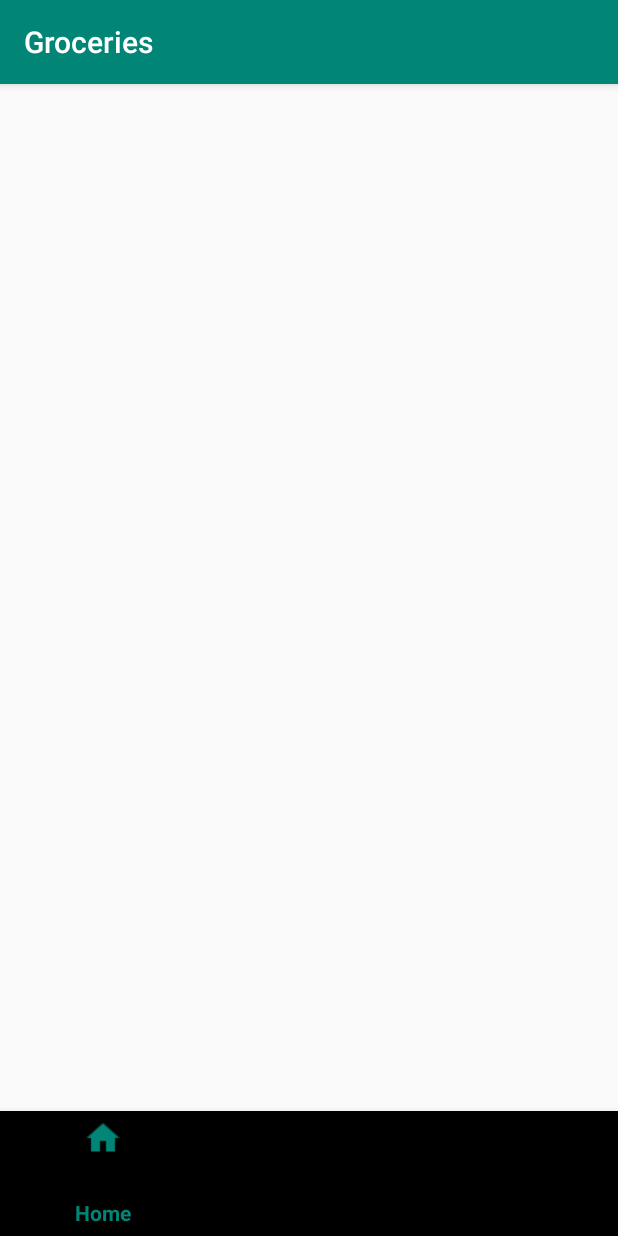
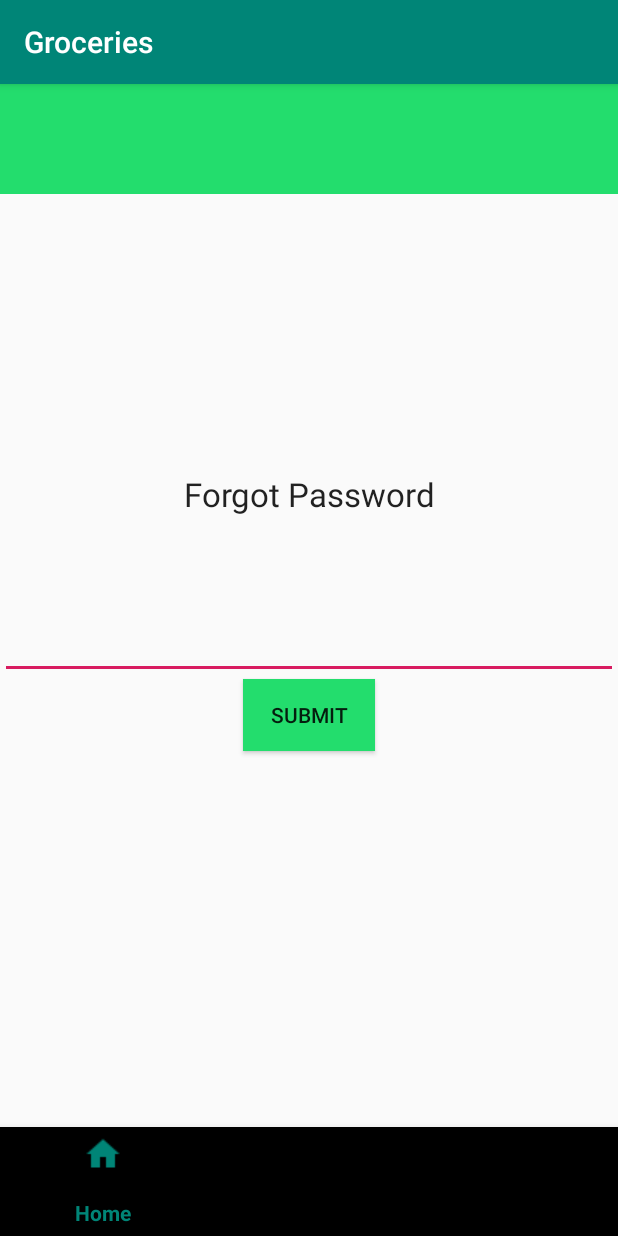
Before and after one commit to sravanrao2/Go-cart, an Android app: the ForgotPassword screen opened directly, with no data from a screen before it, on a phone screen of 412 x 824 dp. Run offline under Robolectric (Android 15) with nearby library versions, the phone set to English and light mode, and no system bars; Roboto replaces fonts that are not available here.

Commit message:
forgot password

```diff
--- a/app/src/main/java/com/example/gorcories/ForgotPassword.java
+++ b/app/src/main/java/com/example/gorcories/ForgotPassword.java
@@ -3,12 +3,23 @@ package com.example.gorcories;
 import androidx.appcompat.app.AppCompatActivity;
 
 import android.os.Bundle;
+import android.view.View;
+import android.widget.Button;
+import android.widget.Toast;
 
-public class ForgotPassword extends AppCompatActivity {
+public class ForgotPassword extends AppCompatActivity implements View.OnClickListener {
+    Button btnSubmit;
 
     @Override
     protected void onCreate(Bundle savedInstanceState) {
         super.onCreate(savedInstanceState);
         setContentView(R.layout.activity_forgot_password);
+        btnSubmit = findViewById(R.id.btnSubmit);
+        btnSubmit.setOnClickListener(this);
+    }
+
+    @Override
+    public void onClick(View v) {
+        Toast.makeText(getApplicationContext(),"Password rsent link has been sent to email",Toast.LENGTH_SHORT).show();
     }
 }
--- a/app/src/main/res/layout/activity_forgot_password.xml
+++ b/app/src/main/res/layout/activity_forgot_password.xml
@@ -10,8 +10,9 @@
     <LinearLayout
         android:layout_width="match_parent"
         android:layout_height="41dp"
+        android:layout_background="#23DD6D"
         android:layout_weight="0.4"
-        android:layout_background="#23DD6D"
+        android:background="#23DD6D"
         android:orientation="horizontal"
         android:weightSum="20">
 
@@ -23,6 +24,58 @@
         android:layout_height="wrap_content"
         android:layout_weight="4.4">
 
+        <LinearLayout
+            android:layout_width="match_parent"
+            android:layout_height="match_parent"
+            android:orientation="vertical">
+
+            <LinearLayout
+                android:layout_width="match_parent"
+                android:layout_height="match_parent"
+                android:layout_weight="1.5"
+                android:orientation="vertical" />
+
+            <LinearLayout
+                android:layout_width="match_parent"
+                android:layout_height="match_parent"
+                android:layout_weight="1"
+                android:orientation="vertical">
+
+                <TextView
+                    android:id="@+id/textView10"
+                    android:layout_width="match_parent"
+                    android:layout_height="88dp"
+                    android:gravity="center"
+                    android:text="Forgot Password"
+                    android:textAppearance="@style/TextAppearance.AppCompat.Large" />
+
+                <EditText
+                    android:id="@+id/editTextTextPersonName"
+                    android:layout_width="match_parent"
+                    android:layout_height="79dp"
+                    android:ems="10"
+                    android:inputType="textPersonName" />
+
+                <Button
+                    android:id="@+id/btnSubmit"
+                    android:layout_width="wrap_content"
+                    android:layout_height="wrap_content"
+                    android:layout_gravity="center|center_horizontal"
+                    android:layout_marginBottom="50dp"
+                    android:background="#23DD6D"
+                    android:gravity="center|center_horizontal|center_vertical"
+                    android:text="SUBMIT" />
+
+            </LinearLayout>
+
+            <LinearLayout
+                android:layout_width="match_parent"
+                android:layout_height="match_parent"
+                android:layout_weight="1.5"
+                android:orientation="vertical">
+
+            </LinearLayout>
+        </LinearLayout>
     </FrameLayout>
 
     <com.google.android.material.bottomnavigation.BottomNavigationView
```
